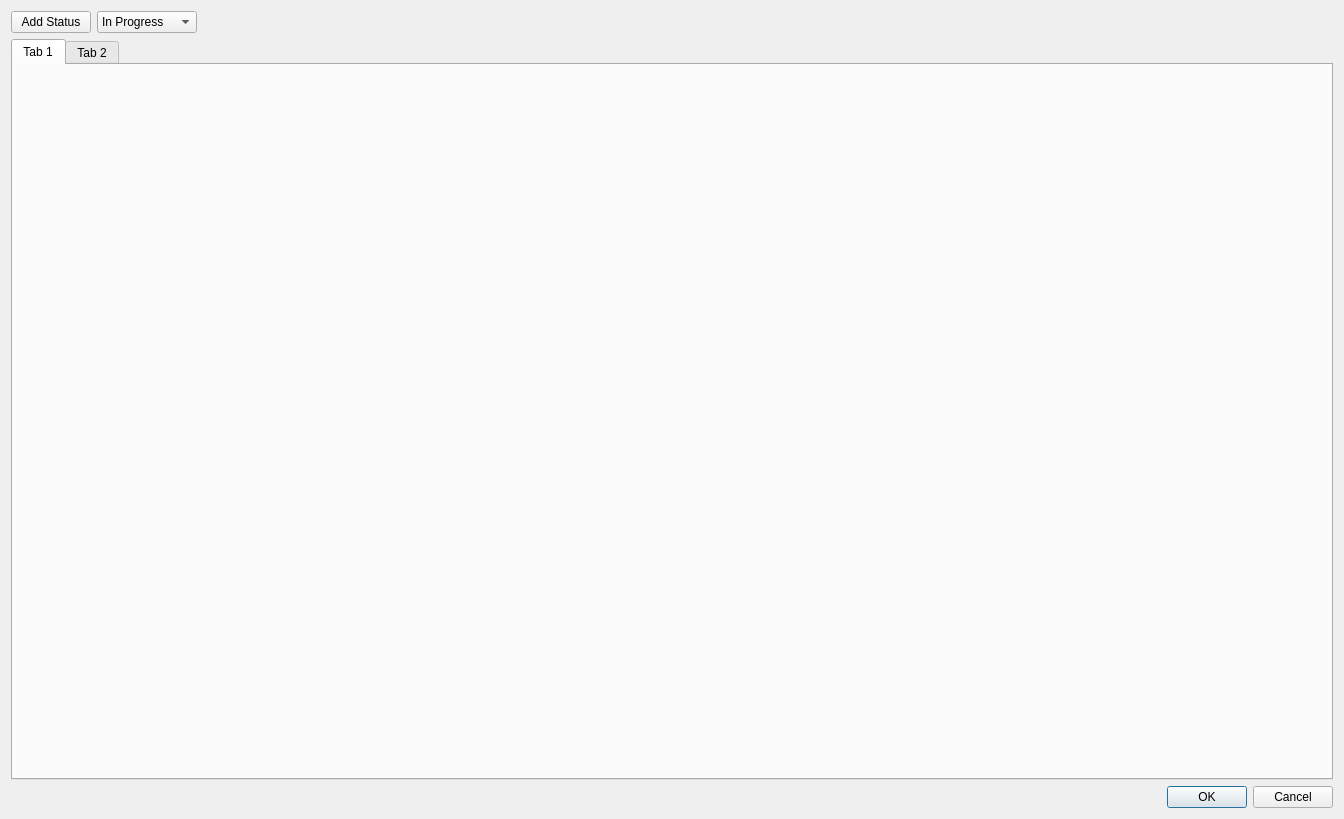
Qt form src/plugins/qmldesigner/components/annotationeditor/globalannotationeditordialog.ui (qt-creator/qt-creator) before a commit.
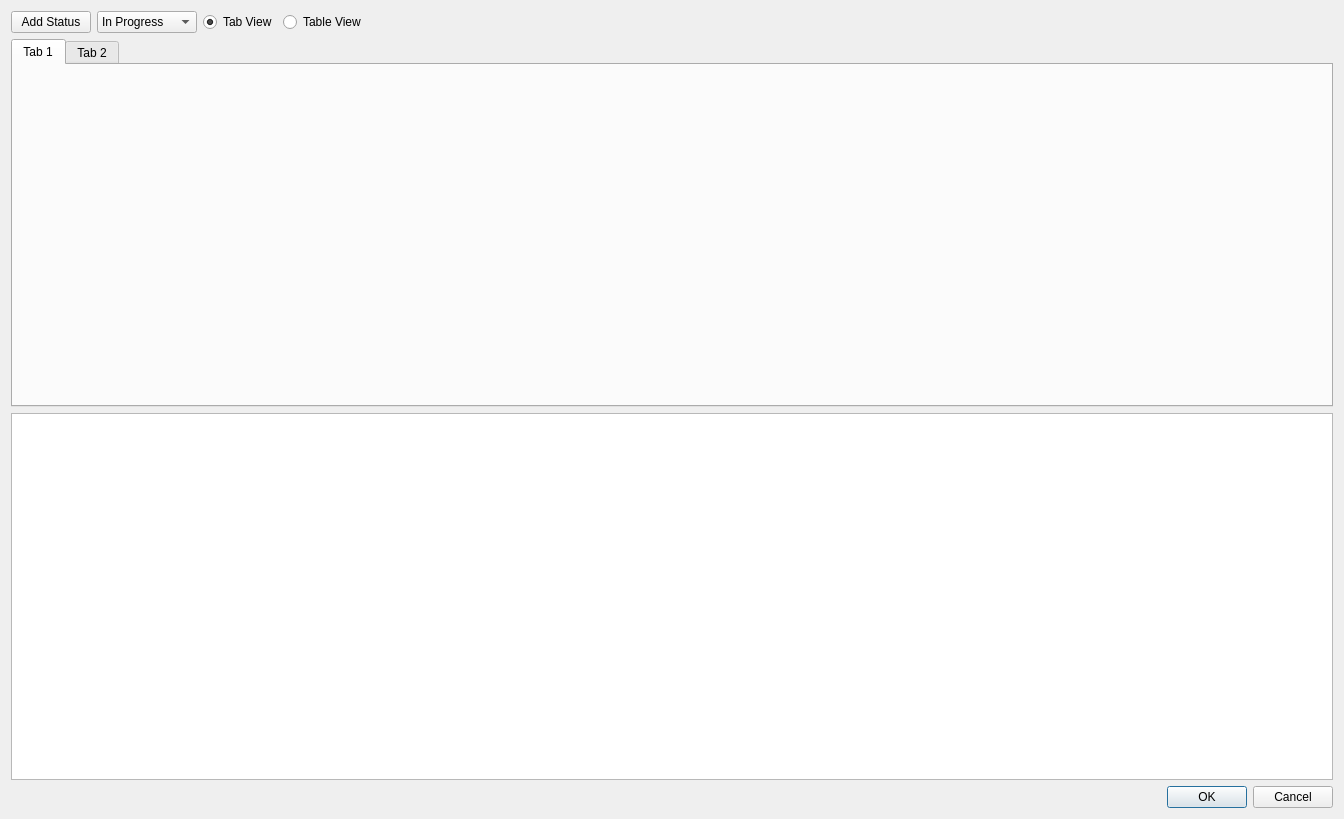
The same form after that commit. Custom widgets are drawn as their Qt base class.

Commit message: Refactor AnnotationEditors to support different views

The edit to the form file:
```diff
--- a/src/plugins/qmldesigner/components/annotationeditor/globalannotationeditordialog.ui
+++ b/src/plugins/qmldesigner/components/annotationeditor/globalannotationeditordialog.ui
@@ -73,6 +73,23 @@
         </item>
        </widget>
       </item>
+      <item>
+       <widget class="QRadioButton" name="rbTabView">
+        <property name="text">
+         <string>Tab View</string>
+        </property>
+        <property name="checked">
+         <bool>true</bool>
+        </property>
+       </widget>
+      </item>
+      <item>
+       <widget class="QRadioButton" name="rbTableView">
+        <property name="text">
+         <string>Table View</string>
+        </property>
+       </widget>
+      </item>
       <item>
        <spacer name="horizontalSpacer">
         <property name="orientation">
@@ -109,6 +126,9 @@
      </widget>
     </widget>
    </item>
+   <item>
+    <widget class="AnnotationTableView" name="tableView"/>
+   </item>
    <item>
     <widget class="QDialogButtonBox" name="buttonBox">
      <property name="focusPolicy">
@@ -124,6 +144,19 @@
    </item>
   </layout>
  </widget>
+ <customwidgets>
+  <customwidget>
+   <class>AnnotationTabWidget</class>
+   <extends>QTabWidget</extends>
+   <header>annotationtabwidget.h</header>
+   <container>1</container>
+  </customwidget>
+  <customwidget>
+   <class>AnnotationTableView</class>
+   <extends>QTableView</extends>
+   <header>annotationtableview.h</header>
+  </customwidget>
+ </customwidgets>
  <tabstops>
   <tabstop>tabWidget</tabstop>
  </tabstops>
```
Left out of the diff: 2 changed lines with no effect on the pictures. The commit also changes 20 other files.
